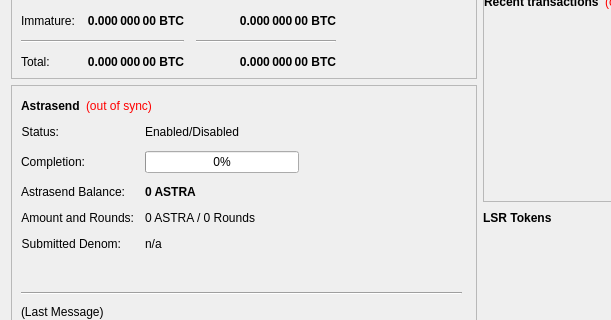
Old version of the form src/qt/forms/overviewpage.ui in the repository KingricharVD/astra; both pictures show x 0 to 611 and y 117 to 437 of the 960 by 630 pixel window.
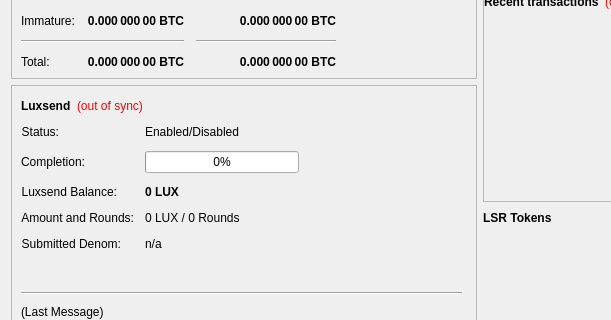
New version of the form. Custom widgets are drawn as their Qt base class.

The edit to the form file:
```diff
--- a/src/qt/forms/overviewpage.ui
+++ b/src/qt/forms/overviewpage.ui
@@ -464,7 +464,7 @@
            <item row="2" column="0">
             <widget class="QLabel" name="labelAnonymizedText">
              <property name="text">
-              <string>Astrasend Balance:</string>
+              <string>Luxsend Balance:</string>
              </property>
              <property name="alignment">
               <set>Qt::AlignRight|Qt::AlignTrailing|Qt::AlignVCenter</set>
@@ -480,7 +480,7 @@
               </font>
              </property>
              <property name="text">
-              <string notr="true">0 ASTRA</string>
+              <string notr="true">0 LUX</string>
              </property>
             </widget>
            </item>
@@ -497,7 +497,7 @@
            <item row="3" column="1">
             <widget class="QLabel" name="labelAmountRounds">
              <property name="text">
-              <string>0 ASTRA / 0 Rounds</string>
+              <string>0 LUX / 0 Rounds</string>
              </property>
             </widget>
            </item>
@@ -1083,7 +1083,7 @@
               </font>
              </property>
              <property name="text">
-              <string>Astrasend</string>
+              <string>Luxsend</string>
              </property>
             </widget>
            </item>
```
Left out of the diff: 10 changed lines with no effect on the pictures.
